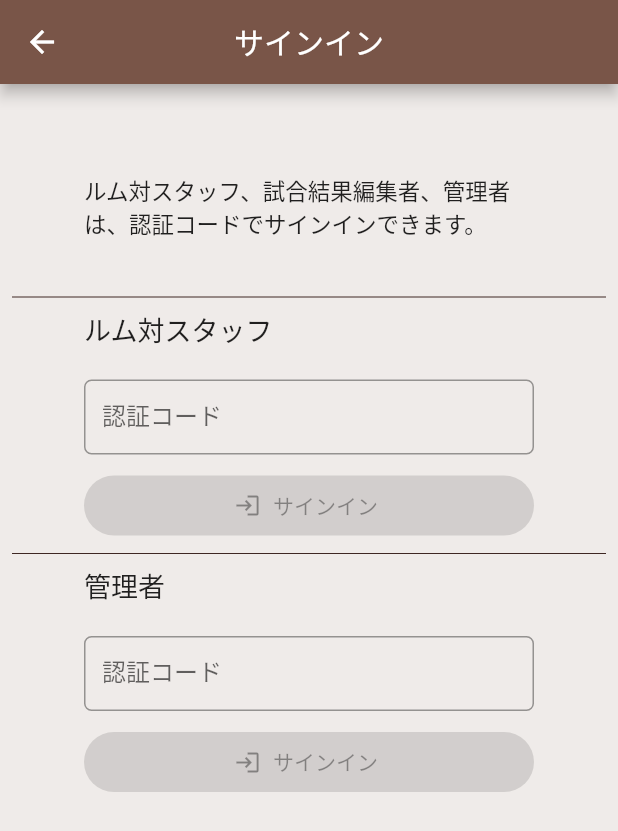
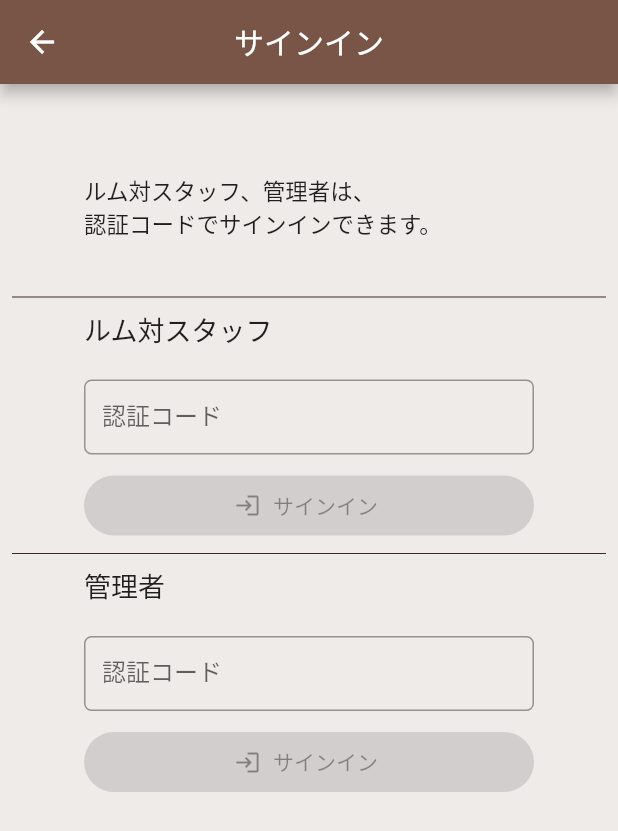
Before and after one commit to pe-tanman/rumutai_app, a Flutter app: the screen it shows after launch, in the side drawer, after a tap on "サインイン", on a phone screen of 412 x 824 dp. Shown: the top 831 px of the screen. Run offline on Flutter 3.47's test engine with Material 2 defaults, Android fonts, the phone set to English and light mode, and no system bars; our stand-ins replace cloud_firestore, firebase_core, firebase_database, firebase_messaging, flutter_local_notifications, font_awesome_flutter and 3 more; missing offline and left inert: flutter_picker; accounts and stored records are empty.

Commit message:
サインイン画面　修正

```diff
--- a/lib/screens/drawer/sign_in_screen.dart
+++ b/lib/screens/drawer/sign_in_screen.dart
@@ -234,7 +234,7 @@ class _SignInScreenState extends State<SignInScreen> {
               const SizedBox(
                 width: 300,
                 child: Text(
-                  "ルム対スタッフ、試合結果編集者、管理者は、認証コードでサインインできます。",
+                  "ルム対スタッフ、管理者は、\n認証コードでサインインできます。",
                   style: TextStyle(fontSize: 15),
                 ),
               ),
```
